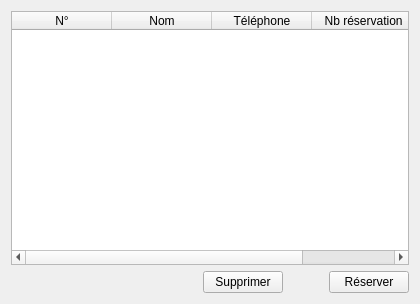
This is src/views/ClientList/ClientList.ui in DinaTolotra/QReservation as Qt 5 draws it before an edit. The edited form follows.
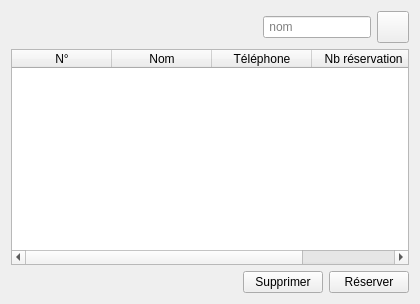
This is the edited form. Icons and pictures are not drawn.

Commit message: Filter the client and booking list

The edit to the form file:
```diff
--- a/src/views/ClientList/ClientList.ui
+++ b/src/views/ClientList/ClientList.ui
@@ -20,6 +20,62 @@
    <string>Form</string>
   </property>
   <layout class="QVBoxLayout" name="verticalLayout">
+   <item>
+    <layout class="QHBoxLayout" name="horizontalLayout_2" stretch="1,0,0">
+     <item>
+      <spacer name="spc_2">
+       <property name="orientation">
+        <enum>Qt::Orientation::Horizontal</enum>
+       </property>
+       <property name="sizeHint" stdset="0">
+        <size>
+         <width>40</width>
+         <height>20</height>
+        </size>
+       </property>
+      </spacer>
+     </item>
+     <item>
+      <widget class="QLineEdit" name="searchIn">
+       <property name="cursorPosition">
+        <number>0</number>
+       </property>
+       <property name="placeholderText">
+        <string> nom</string>
+       </property>
+      </widget>
+     </item>
+     <item>
+      <widget class="QPushButton" name="searchBtn">
+       <property name="minimumSize">
+        <size>
+         <width>32</width>
+         <height>32</height>
+        </size>
+       </property>
+       <property name="maximumSize">
+        <size>
+         <width>32</width>
+         <height>32</height>
+        </size>
+       </property>
+       <property name="text">
+        <string/>
+       </property>
+       <property name="icon">
+        <iconset resource="../../../res/ressources.qrc">
+         <normaloff>:/icons/icons/search.png</normaloff>:/icons/icons/search.png</iconset>
+       </property>
+       <property name="iconSize">
+        <size>
+         <width>24</width>
+         <height>24</height>
+        </size>
+       </property>
+      </widget>
+     </item>
+    </layout>
+   </item>
    <item>
     <widget class="QTableWidget" name="clientTable">
      <property name="editTriggers">
@@ -82,22 +138,6 @@
        </property>
       </widget>
      </item>
-     <item>
-      <spacer name="horizontalSpacer">
-       <property name="orientation">
-        <enum>Qt::Orientation::Horizontal</enum>
-       </property>
-       <property name="sizeType">
-        <enum>QSizePolicy::Policy::Minimum</enum>
-       </property>
-       <property name="sizeHint" stdset="0">
-        <size>
-         <width>40</width>
-         <height>20</height>
-        </size>
-       </property>
-      </spacer>
-     </item>
      <item>
       <widget class="QPushButton" name="resBtn">
        <property name="text">
```
The commit also changes 24 other files.
